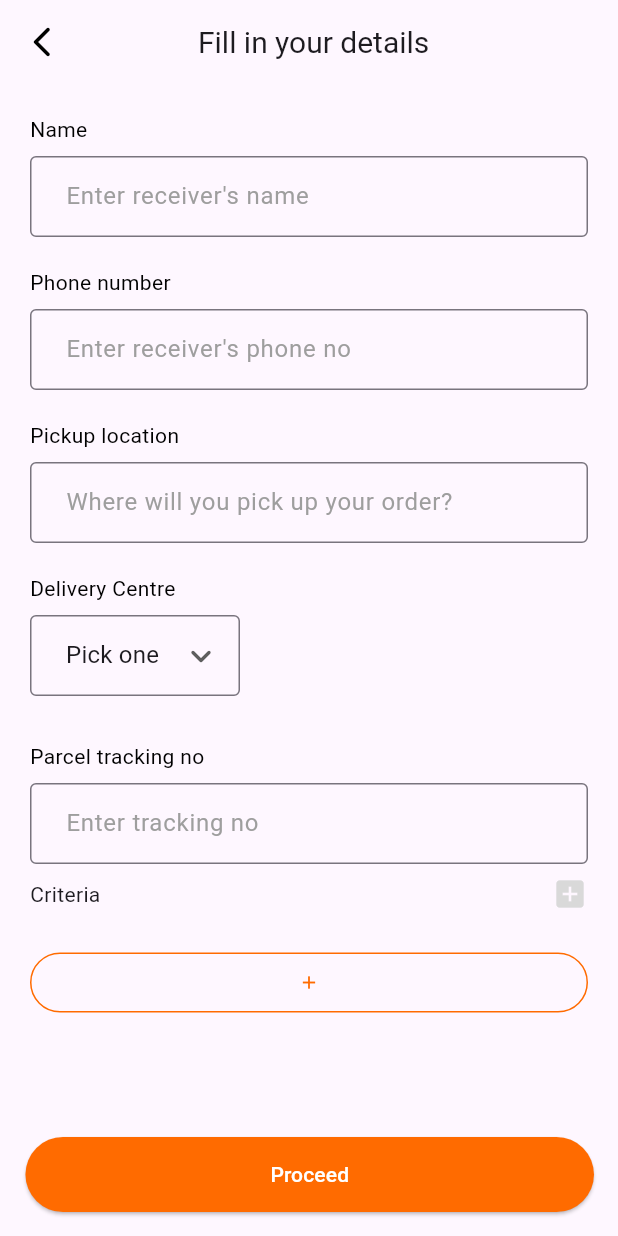
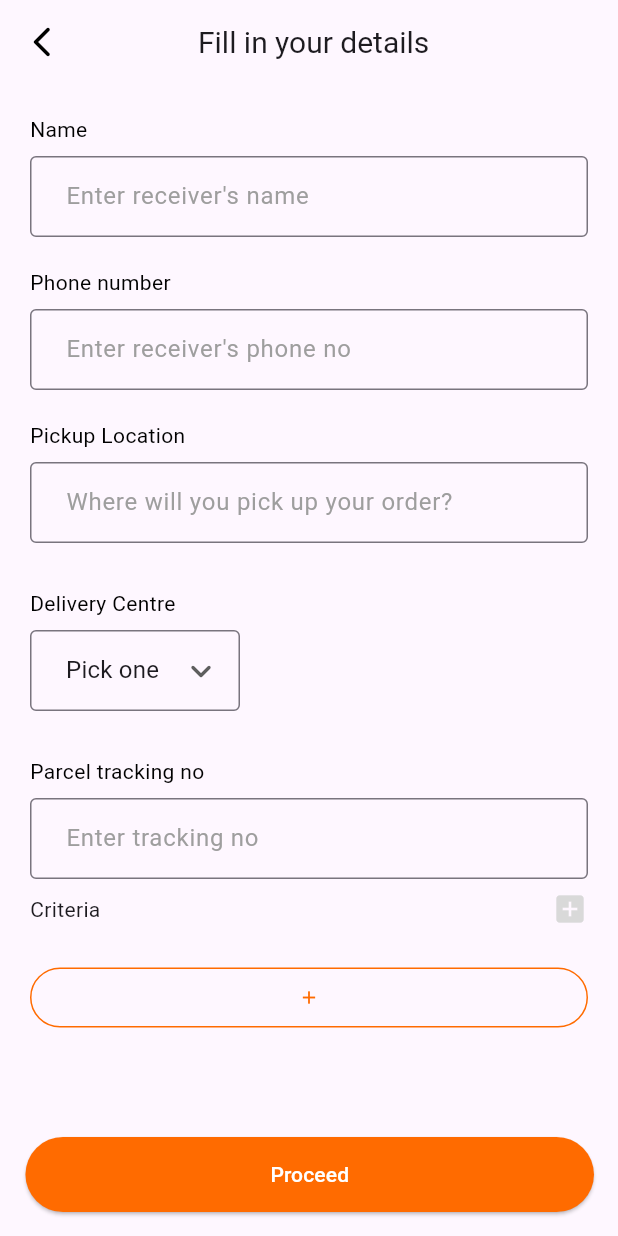
Before and after one commit to abbyspeed/Sample, a Flutter app: the screen it shows after launch, on a phone screen of 412 x 824 dp. Run offline on Flutter 3.47's test engine with Material 3 defaults, Android fonts, the phone set to English and light mode, and no system bars; our stand-ins replace cloud_firestore, firebase_auth, firebase_core, flutter_spinkit, geocoding, geolocator and 1 more; accounts and stored records are empty.

Commit message:
new code

```diff
--- /dev/null
+++ b/lib/components/searchLocation.dart
@@ -0,0 +1,226 @@
+import 'package:architech/config/constants.dart';
+import 'package:architech/config/theme.dart';
+import 'package:architech/models/autoCompletePredictionModel.dart';
+import 'package:architech/models/placeAutoCompleteResponseModel.dart';
+import 'package:architech/services/network_utility.dart';
+import 'package:flutter/material.dart';
+import 'package:geocoding/geocoding.dart';
+import 'package:geolocator/geolocator.dart';
+
+class SearchLocation extends StatefulWidget{
+  SearchLocation({super.key});
+
+  @override
+  State<SearchLocation> createState() => _SearchLocationState();
+}
+
+class _SearchLocationState extends State<SearchLocation>{
+  List<AutoCompletePredictionModel> placePredictions = [];
+  TextEditingController controller = TextEditingController();
+
+  Position? currentLocation;
+  String? currentAddress;
+
+  void placeAutoComplete(String query) async{
+    Uri uri = Uri.https(
+      "maps.googleapis.com",
+      "maps/api/place/autocomplete/json",
+      {
+        "input": query,
+        "radius": 10000,
+        "key": google_api_key
+      }
+    );
+
+    String? response = await NetworkUtility.fetchUrl(uri);
+
+    if(response != null){
+      // print(response);
+      PlaceAutoCompleteResponseModel result = PlaceAutoCompleteResponseModel.parsedAutoCompleteResult(response);
+
+      if(result.predictions != null){
+        setState(() {
+          placePredictions = result.predictions!;
+        });
+      }
+    }
+  }
+
+  Future<void> getCurrentLocation() async {
+    bool serviceEnabled = await Geolocator.isLocationServiceEnabled();
+
+    if(!serviceEnabled){
+      return Future.error('Location services are disabled.');
+    }
+
+    LocationPermission permission = await Geolocator.checkPermission();
+
+    if(permission == LocationPermission.denied){
+      permission = await Geolocator.requestPermission();
+
+      if(permission == LocationPermission.denied){
+        return Future.error('Location permissions are denied.');
+      }
+    }
+
+    if(permission == LocationPermission.deniedForever){
+      return Future.error('Location permissions are permanently denied.');
+    }
+
+    return await Geolocator.getCurrentPosition().then((Position position){
+      setState(() => currentLocation = position);
+
+      getAddressFromCoordinates(currentLocation!);
+    });
+  }
+
+  Future<void> getAddressFromCoordinates(Position position) async{
+    try{
+      List<Placemark> placemarks = await placemarkFromCoordinates(
+        currentLocation!.latitude,
+        currentLocation!.longitude)
+        .then((List<Placemark> placemarks){
+          Placemark place = placemarks[0];
+
+          setState(() {
+            currentAddress = '${place.name}, ${place.thoroughfare}, ${place.postalCode}, ${place.locality}, ${place.administrativeArea}';
+            controller.text = currentAddress!;
+          });
+
+          return placemarks;
+        });
+    }catch (error){
+      print(error);
+    }
+  }
+
+  @override
+  Widget build(BuildContext context) {
+    return Column(
+      children: [
+        Form(
+          child: Column(
+            children: [
+              Padding(
+                padding: const EdgeInsets.only(bottom: 8),
+                child: SizedBox(
+                  width: double.infinity,
+                  child: Text(
+                    "Pickup Location",
+                    style: TextStyle(
+                      fontSize: regular,
+                      color: Colors.black,
+                    ),
+                  ),
+                ),
+              ),
+              TextFormField(
+                // validator: (value) => validatorFunction(value),
+                controller: controller,
+                obscureText: false,
+                enableSuggestions: false,
+                autocorrect: true,
+                cursorColor: primaryColour,
+                decoration: InputDecoration(
+                  hintText: "Where will you pick up your order?",
+                  hintStyle: const TextStyle(
+                    fontWeight: FontWeight.normal,
+                    color: Colors.grey,
+                  ),
+                  isDense: true,
+                  contentPadding: const EdgeInsets.fromLTRB(20, 15, 20, 15),
+                  focusedBorder:
+                      const OutlineInputBorder(borderSide: BorderSide(width: 2)),
+                  border: OutlineInputBorder(
+                      borderSide:
+                          const BorderSide(width: 1, style: BorderStyle.solid),
+                      borderRadius: BorderRadius.circular(4))),
+                onChanged: (value) {
+                  placeAutoComplete(value);
+                },
+                textInputAction: TextInputAction.search,
+              ),
+            ],
+          ),
+        ),
+        // Container(
+        //   width: MediaQuery.of(context).size.width,
+        //   margin: EdgeInsets.symmetric(vertical: 10),
+        //   child: ElevatedButton.icon(
+        //     onPressed: (){
+        //       setState(() {
+        //         getCurrentLocation();
+        //       });
+        //       // setState(() {
+        //       //   getCurrentLocation().then((value) =>{
+        //       //     controller.text = value as String
+        //       //   });
+        //       // });
+        //     },
+        //     icon: Icon(Icons.location_searching_rounded),
+        //     label: const Text("Use Current Location"),
+        //     style: ElevatedButton.styleFrom(
+        //       backgroundColor: lightGrey,
+        //       foregroundColor: Colors.black,
+        //       elevation: 0,
+        //       fixedSize: const Size(double.infinity, 40),
+        //       shape: const RoundedRectangleBorder(
+        //         borderRadius: BorderRadius.all(Radius.circular(10))
+        //       )
+        //     ),
+        //   ),
+        // ),
+        ListView.builder(
+          shrinkWrap: true,
+          itemCount: placePredictions.length,
+          itemBuilder: (context, index) =>
+          LocationListTile(
+            location: placePredictions[index].description!,
+            onPressed: (){
+              setState(() {
+                controller.text = placePredictions[index].description!;
+              });
+            },
+          ),
+        ),
+      ],
+    );
+  }
+}
+
+class LocationListTile extends StatelessWidget{
+  const LocationListTile({super.key, required this.location, required this.onPressed});
+
+  final String location;
+  final VoidCallback onPressed;
+
+  @override
+  Widget build(BuildContext context) {
+    return Container(
+      decoration: BoxDecoration(
+        border: Border.all(
+          width: 1,
+          color: lightGrey
+        ),
+      ),
+      child: Column(
+        children: [
+          ListTile(
+            onTap: onPressed,
+            horizontalTitleGap: 0,
+            leading: Icon(Icons.location_on),
+            contentPadding: EdgeInsets.symmetric(horizontal: 10),
+            title: Padding(
+              padding: const EdgeInsets.symmetric(horizontal: 10),
+              child: Text(
+                location,
+                maxLines: 2,
+                overflow: TextOverflow.ellipsis,
+              ),
+            ),
+          )
+        ],
+      ),
+    );
+  }
+}
--- /dev/null
+++ b/lib/config/constants.dart
@@ -0,0 +1 @@
+const String google_api_key = "AIzaSyAIgNUJC1_3uMzdX1d8CUd2QHs2XNw6uSo";
--- /dev/null
+++ b/lib/models/autoCompletePredictionModel.dart
@@ -0,0 +1,41 @@
+class AutoCompletePredictionModel{
+  final String? description;
+  final StructuredFormatting? structuredFormatting;
+  final String? placeId;
+  final String? reference;
+
+  AutoCompletePredictionModel({
+    this.description,
+    this.structuredFormatting,
+    this.placeId,
+    this.reference
+  });
+
+  factory AutoCompletePredictionModel.fromJson(Map<String, dynamic> json){
+    return AutoCompletePredictionModel(
+      description: json['description'] as String?,
+      structuredFormatting: json['structuredFormatting'] != null
+        ? StructuredFormatting.fromJson(json['structuredFormatting'])
+        : null,
+      placeId: json['placeId'] as String?,
+      reference: json['reference'] as String?
+    );
+  }
+}
+
+class StructuredFormatting{
+  final String? mainText;
+  final String? secondaryText;
+
+  StructuredFormatting({
+    this.mainText,
+    this.secondaryText
+  });
+
+  factory StructuredFormatting.fromJson(Map<String, dynamic> json){
+    return StructuredFormatting(
+      mainText: json['mainText'] as String?,
+      secondaryText: json['secondaryText'] as String?
+    );
+  }
+}
--- /dev/null
+++ b/lib/models/placeAutoCompleteResponseModel.dart
@@ -0,0 +1,25 @@
+import 'dart:convert';
+
+import 'package:architech/models/autoCompletePredictionModel.dart';
+
+class PlaceAutoCompleteResponseModel{
+  PlaceAutoCompleteResponseModel({this.status, this.predictions});
+
+  final String? status;
+  final List<AutoCompletePredictionModel>? predictions;
+
+  factory PlaceAutoCompleteResponseModel.fromJson(Map<String, dynamic> json){
+    return PlaceAutoCompleteResponseModel(
+      status: json['status'] as String?,
+      predictions: json['predictions'] != null
+        ? json['predictions'].map<AutoCompletePredictionModel>((json) => AutoCompletePredictionModel.fromJson(json)).toList()
+        : null
+    );
+  }
+
+  static PlaceAutoCompleteResponseModel parsedAutoCompleteResult(String responseBody){
+    final parsed = json.decode(responseBody).cast<String, dynamic>();
+
+    return PlaceAutoCompleteResponseModel.fromJson(parsed);
+  }
+}
--- a/lib/pages/order/fill_your_details/fill_your_details_screen.dart
+++ b/lib/pages/order/fill_your_details/fill_your_details_screen.dart
@@ -1,6 +1,7 @@
 import 'package:architech/components/customDropdown.dart';
 import 'package:architech/components/form.dart';
 import 'package:architech/components/navBars.dart';
+import 'package:architech/components/searchLocation.dart';
 import 'package:architech/config/theme.dart';
 import 'package:architech/pages/order/fill_your_details/widget/fill_widget.dart';
 import 'package:architech/pages/order/shedule_date/provider/shedule_date_provider.dart';
@@ -74,12 +75,15 @@ class _ScreenFillYourDetails extends State<ScreenFillYourDetails> {
                       () {},
                       keyboardType: TextInputType.number,
                     ),
-                    textFormField(
-                      "Pickup location",
-                      "Where will you pick up your order? ",
-                      fillYourDetailsProvider.pickupController,
-                      () {},
-                    ),
+                    // textFormField(
+                    //   "Pickup location",
+                    //   "Where will you pick up your order? ",
+                    //   fillYourDetailsProvider.pickupController,
+                    //   () {},
+                    // ),
+                    // textFormField("Pickup location", "Where will you pick up your order? ", orderPlaceProvider.pickupController,() {}),
+                    SearchLocation(),
+                    const SizedBox(height: 30),
                     CustomDropDown(
                       title: "Delivery Centre",
                       selectedValue: fillYourDetailsProvider.selectedValue,
--- a/pubspec.yaml
+++ b/pubspec.yaml
@@ -23,6 +23,8 @@ dependencies:
   intl: ^0.19.0
   http: ^1.2.1
   flutter_spinkit: ^5.2.1
+  geolocator: ^12.0.0
+  geocoding: ^3.0.0
 
 dev_dependencies:
   flutter_test:
```
Also changed, not shown: lib/main.dart (+6 -13 lines), lib/services/network_utility.dart (added, +19 -0 lines), pubspec.lock, 2 other files.
